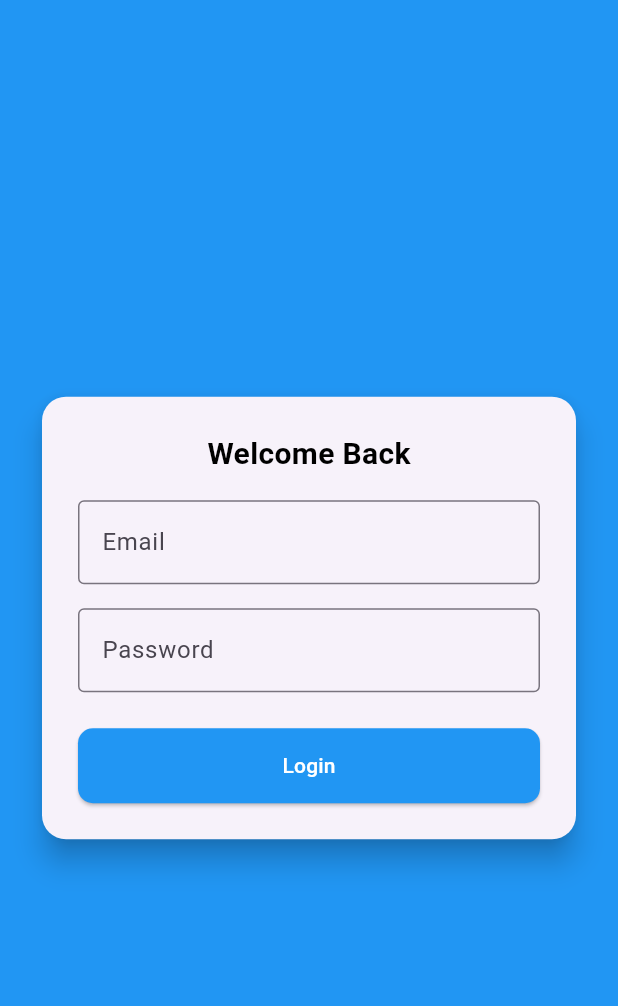
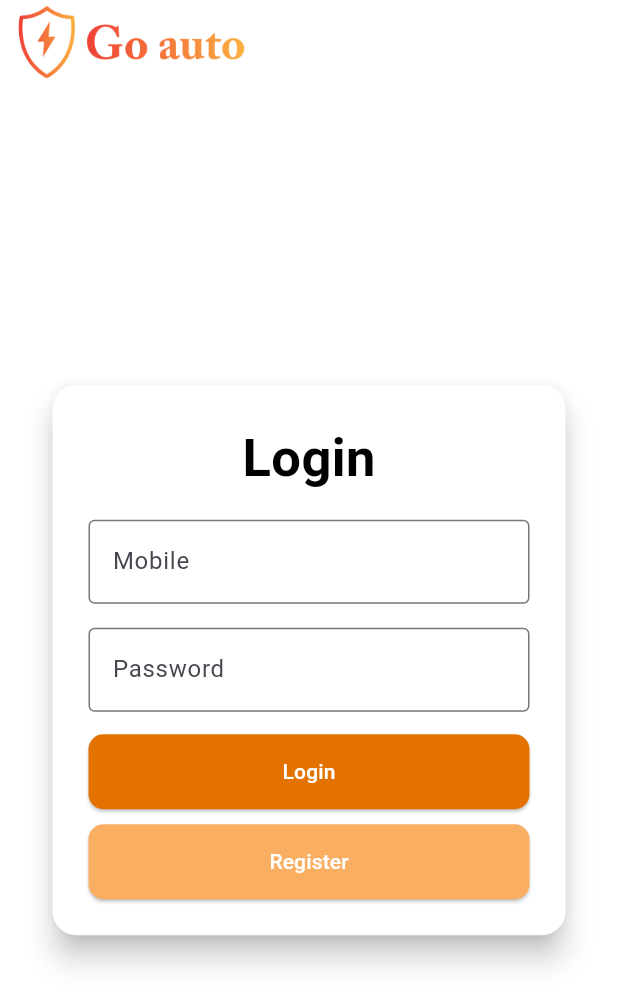
Before and after one commit to GoAuto-cloud/main-repo, a Flutter app: the screen it shows after launch, on a phone screen of 412 x 824 dp. Shown: the top 1006 px of the screen. Run offline on Flutter 3.47's test engine with Material 3 defaults, Android fonts, the light colour scheme and no system bars; our stand-ins replace flutter_svg, fluttertoast.

Commit message:
Login ui updated - register screen created - home screen updated - with svg file format support

```diff
--- a/evron_go_auto/lib/log_in.dart
+++ b/evron_go_auto/lib/log_in.dart
@@ -1,6 +1,9 @@
+import 'package:evron_go_auto/register.dart';
 import 'package:flutter/material.dart';
 import 'package:http/http.dart' as http;
 import 'dart:convert';
+import 'package:fluttertoast/fluttertoast.dart';
+import 'home.dart';
 
 class LoginPage extends StatefulWidget {
   const LoginPage({Key? key}) : super(key: key);
@@ -59,6 +62,7 @@ class _LoginPageState extends State<LoginPage> {
       }
     } catch (e) {
       setState(() {
+        openHome();
         _message = 'An error occurred. Please try again.';
       });
     } finally {
@@ -70,14 +74,35 @@ class _LoginPageState extends State<LoginPage> {
 
   @override
   Widget build(BuildContext context) {
+    Color primaryDark = const Color(0xFFE37200);
+    Color primary = const Color(0xFFFAAE61);
     return Scaffold(
-      backgroundColor: Colors.blue,
+      backgroundColor: Colors.white,
+        appBar: AppBar(
+          titleSpacing: 0, // Align logo to the very left
+          title: Row(
+            children: [
+              // 🔹 Logo on the left
+              Padding(
+                padding: const EdgeInsets.only(right: 8.0),
+                child: Image.asset(
+                  'assets/logo.png', // <-- your logo file
+                  height: 70,
+                ),
+              ),
+              // 🔹 App name or title
+              const Text(''),
+            ],
+          ),
+          backgroundColor: Colors.white,
+        ),
       body: Center(
         child: SingleChildScrollView(
           padding: const EdgeInsets.all(24.0),
     child: ConstrainedBox(
-    constraints: BoxConstraints(maxWidth: 400),
+    constraints: BoxConstraints(maxWidth: 350),
           child: Card(
+            color: Colors.white,
             elevation: 8,
             shape: RoundedRectangleBorder(borderRadius: BorderRadius.circular(16)),
             child: Padding(
@@ -88,18 +113,18 @@ class _LoginPageState extends State<LoginPage> {
                   mainAxisSize: MainAxisSize.min,
                   children: [
                     Text(
-                      'Welcome Back',
+                      'Login',
                       style: TextStyle(
                         fontWeight: FontWeight.bold,
                         color: Colors.black,
-                        fontSize: 20,
+                        fontSize: 35,
                       ),
                     ),
                     const SizedBox(height: 16),
                     TextFormField(
                       controller: _emailController,
                       decoration: const InputDecoration(
-                        labelText: 'Email',
+                        labelText: 'Mobile',
                         border: OutlineInputBorder(),
                       ),
                       keyboardType: TextInputType.emailAddress,
@@ -115,19 +140,31 @@ class _LoginPageState extends State<LoginPage> {
                       obscureText: true,
                       validator: (value) => value!.isEmpty ? 'Please enter your password' : null,
                     ),
-                    const SizedBox(height: 24),
+                    const SizedBox(height: 15),
                     _isLoading
                         ? const CircularProgressIndicator()
                         : ElevatedButton(
                       onPressed: _login,
                       style: ElevatedButton.styleFrom(
-                        backgroundColor: Colors.blue,
+                        backgroundColor: primaryDark,
                         foregroundColor: Colors.white,
                         minimumSize: const Size.fromHeight(50),
                         shape: RoundedRectangleBorder(
                             borderRadius: BorderRadius.circular(10)),
                       ),
                       child: const Text('Login'),
+                    ),
+                    const SizedBox(height: 10),
+                   ElevatedButton(
+                      onPressed: _register,
+                      style: ElevatedButton.styleFrom(
+                        backgroundColor: primary,
+                        foregroundColor: Colors.white,
+                        minimumSize: const Size.fromHeight(50),
+                        shape: RoundedRectangleBorder(
+                            borderRadius: BorderRadius.circular(10)),
+                      ),
+                      child: const Text('Register'),
                     ),
                     if (_message != null) ...[
                       const SizedBox(height: 16),
@@ -148,4 +185,29 @@ class _LoginPageState extends State<LoginPage> {
       ),
     );
   }
+
+  void _register() {
+    Fluttertoast.showToast(
+        msg: "Register button clicked!",
+        toastLength: Toast.LENGTH_SHORT,
+        gravity: ToastGravity.CENTER,
+        timeInSecForIosWeb: 1,
+        backgroundColor: Colors.red,
+        textColor: Colors.white,
+        fontSize: 16.0
+    );
+
+    Navigator.push(
+      context,
+      MaterialPageRoute(builder: (context) => RegisterPage()),
+    );
+  }
+
+  void openHome() {
+    Navigator.pushAndRemoveUntil(
+      context,
+      MaterialPageRoute(builder: (context) => const BottomNavigationBarExampleApp()),
+          (Route<dynamic> route) => false,
+    );
+  }
 }
--- a/evron_go_auto/lib/main.dart
+++ b/evron_go_auto/lib/main.dart
@@ -12,7 +12,7 @@ class MyApp extends StatelessWidget {
   @override
   Widget build(BuildContext context) {
     return MaterialApp(
-      title: 'Login App',
+      title: 'Go auto | Customer Login',
       theme: ThemeData(primarySwatch: Colors.blue),
       home: const LoginPage(), // Set initial screen here
       debugShowCheckedModeBanner: false,
```
Also changed, not shown: evron_go_auto/lib/home.dart (added, +146 -0 lines), evron_go_auto/lib/register.dart (added, +230 -0 lines), evron_go_auto/pubspec.yaml (+9 -1 lines), evron_go_auto/assets/ic_add.svg (added), evron_go_auto/assets/ic_download.svg (added), evron_go_auto/assets/ic_invoice.svg (added), evron_go_auto/assets/ic_new.svg (added), evron_go_auto/assets/logo.png (added), evron_go_auto/lib/job_card.dart (added), evron_go_auto/pubspec.lock.
